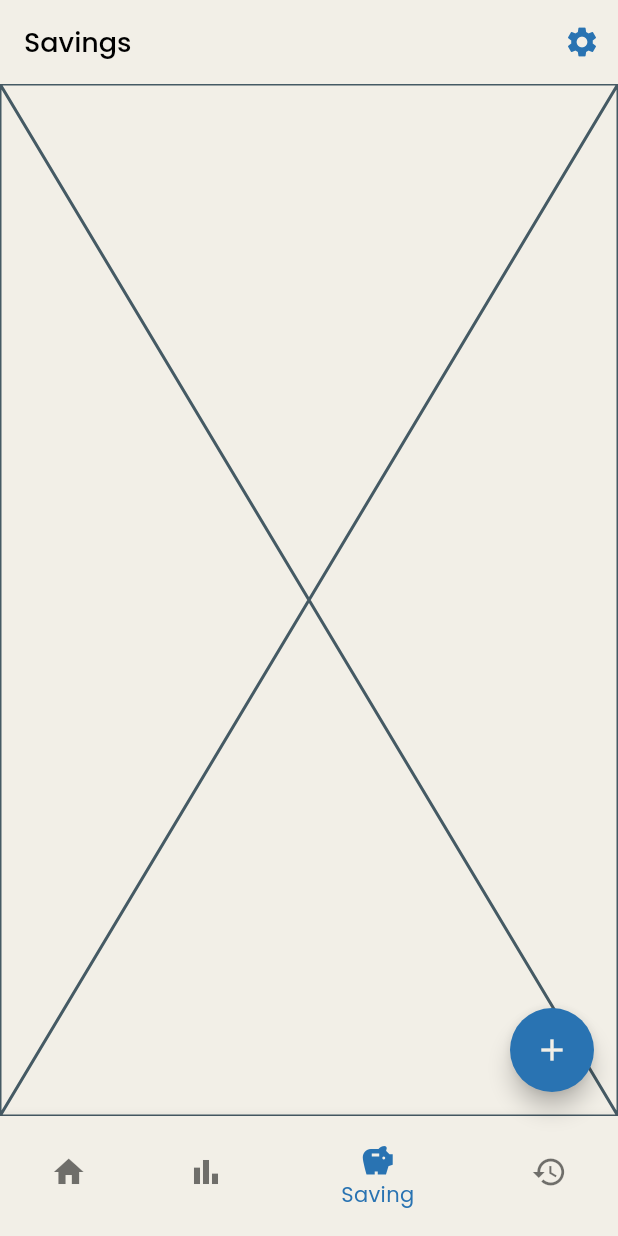
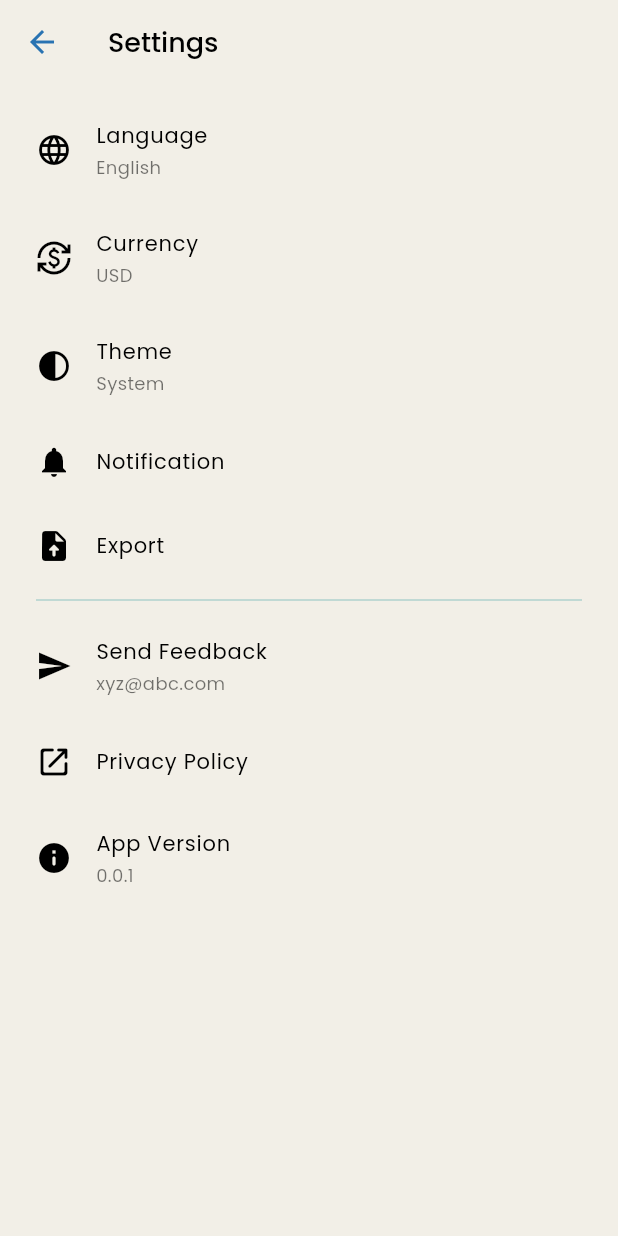
Before and after one commit to tcodez-hub/finance_tracker_app, a Flutter app: the screen it shows after launch, item 3 of the bottom bar chosen, after a tap on the "settings" icon, on a phone screen of 412 x 824 dp. Run offline on Flutter 3.47's test engine with Material 3 defaults, Android fonts, the phone set to English and light mode, and no system bars; our stand-ins replace bloc, flutter_bloc, google_fonts, hive_ce, hive_ce_flutter; accounts and stored records are empty.

Commit message:
Enhance dark theme with segmented button styles and update theme mode to system; improve color contrast and accessibility

```diff
--- /dev/null
+++ b/lib/config/routes.dart
@@ -0,0 +1,17 @@
+import 'package:finance_tracker_app/presentation/screens/main_screen.dart';
+import 'package:finance_tracker_app/presentation/screens/settings_screen.dart';
+import 'package:flutter/material.dart';
+
+class AppRoute {
+  static const String base = "";
+  static const String main = "main";
+  static const String settings = "settings";
+
+  static Map<String, WidgetBuilder> getRoutes() {
+    return {
+      base: (context) => MainScreen(),
+      main: (context) => MainScreen(),
+      settings: (context) => SettingsScreen(),
+    };
+  }
+}
--- a/lib/core/enums.dart
+++ b/lib/core/enums.dart
@@ -1 +1 @@
-enum Calendar{day,week,month,year,custom}
+enum Calendar { day, week, month, year, custom }
--- a/lib/core/theme.dart
+++ b/lib/core/theme.dart
@@ -28,9 +28,15 @@ final ThemeData lightTheme = ThemeData(
   // 🎯 IconButton Theme
   iconButtonTheme: IconButtonThemeData(
     style: ButtonStyle(
-      foregroundColor: WidgetStateProperty.all(Color(0xFF2973B2)), // Primary color
-      backgroundColor: WidgetStateProperty.all(Colors.transparent), // No background
-      overlayColor: WidgetStateProperty.all(Color(0xFF48A6A7)), // Light blue on press
+      foregroundColor: WidgetStateProperty.all(
+        Color(0xFF2973B2),
+      ), // Primary color
+      backgroundColor: WidgetStateProperty.all(
+        Colors.transparent,
+      ), // No background
+      overlayColor: WidgetStateProperty.all(
+        Color(0xFF48A6A7),
+      ), // Light blue on press
     ),
   ),
 
@@ -39,9 +45,15 @@ final ThemeData lightTheme = ThemeData(
       animationDuration: Duration(milliseconds: 10),
       textStyle: WidgetStateProperty.resolveWith((states) {
         if (states.contains(WidgetState.selected)) {
-          return GoogleFonts.poppins(fontSize: 14, color: Color(0xFFF2EFE7)); // Selected state
+          return GoogleFonts.poppins(
+            fontSize: 14,
+            color: Color(0xFFF2EFE7),
+          ); // Selected state
         }
-        return GoogleFonts.poppins(fontSize: 14, color: Colors.black); // Default unselected state
+        return GoogleFonts.poppins(
+          fontSize: 14,
+          color: Colors.black,
+        ); // Default unselected state
       }),
       backgroundColor: WidgetStateProperty.resolveWith((states) {
         if (states.contains(WidgetState.selected)) {
@@ -60,7 +72,7 @@ final ThemeData lightTheme = ThemeData(
       shape: WidgetStateProperty.all(
         RoundedRectangleBorder(borderRadius: BorderRadius.circular(12)),
       ),
-      padding: WidgetStateProperty.all(EdgeInsets.all(4)),
+      padding: WidgetStateProperty.all(EdgeInsets.all(8)),
     ),
   ),
 
@@ -82,7 +94,11 @@ final ThemeData lightTheme = ThemeData(
       color: Colors.black,
     ),
 
-    titleLarge: GoogleFonts.poppins(fontSize: 18, fontWeight: FontWeight.w500, color: Colors.black),
+    titleLarge: GoogleFonts.poppins(
+      fontSize: 18,
+      fontWeight: FontWeight.w500,
+      color: Colors.black,
+    ),
     titleMedium: GoogleFonts.poppins(
       fontSize: 16,
       fontWeight: FontWeight.w500,
@@ -96,36 +112,91 @@ final ThemeData lightTheme = ThemeData(
     labelLarge: GoogleFonts.poppins(fontSize: 28, color: Color(0xFFF2EFE7)),
     labelSmall: GoogleFonts.poppins(fontSize: 14, color: Color(0xFFF2EFE7)),
   ),
+  dividerTheme: DividerThemeData(
+    color: Color(0xFF48A6A7).withAlpha(100),
+    indent: 16,
+    endIndent: 16,
+  ),
 );
 
 final ThemeData darkTheme = ThemeData(
   brightness: Brightness.dark,
 
   colorScheme: ColorScheme.dark(
-    primary: Color(0xFF9ACBD0), // Light Teal
+    primary: Color(0xFF9ACBD0), // Light Teal for accents
     onPrimary: Colors.black,
-    primaryContainer: Color(0xFF2973B2), // Deep Blue
+    primaryContainer: Color(0xFF2973B2), // Deep Blue for contrast
     onPrimaryContainer: Colors.white,
 
-    secondary: Color(0xFF48A6A7), // Teal
+    secondary: Color(0xFF48A6A7), // Teal remains for consistency
     onSecondary: Colors.black,
     secondaryContainer: Color(0xFF2973B2),
     onSecondaryContainer: Colors.white,
 
-    surface: Color(0xFF121212), // Dark Gray
-    onSurface: Color(0xFFF2EFE7), // Off-White for readability
+    surface: Color(0xFF121212), // Dark background
+    onSurface: Colors.white,
+    surfaceContainer: Color(0xFF1E1E1E), // Slightly lighter dark for depth
   ),
 
-  // 🎯 IconButton Theme
+  floatingActionButtonTheme: FloatingActionButtonThemeData(
+    foregroundColor: Color(0xFF121212),
+    backgroundColor: Color(0xFF9ACBD0),
+    shape: CircleBorder(),
+  ),
+
+  // 🎯 IconButton Theme (Dark Mode)
   iconButtonTheme: IconButtonThemeData(
     style: ButtonStyle(
-      foregroundColor: WidgetStateProperty.all(Color(0xFF9ACBD0)), // Light Teal
-      backgroundColor: WidgetStateProperty.all(Colors.transparent),
-      overlayColor: WidgetStateProperty.all(Color(0x809ACBD0)), // Light teal on press
+      foregroundColor: WidgetStateProperty.all(
+        Color(0xFF9ACBD0),
+      ), // Light Teal for visibility
+      backgroundColor: WidgetStateProperty.all(
+        Colors.transparent,
+      ), // No background
+      overlayColor: WidgetStateProperty.all(
+        Color(0xFF48A6A7),
+      ), // Soft Teal on press
     ),
   ),
 
-  // ✏️ Text Theme
+  // 🔳 Segmented Button Theme
+  segmentedButtonTheme: SegmentedButtonThemeData(
+    style: ButtonStyle(
+      animationDuration: Duration(milliseconds: 10),
+      textStyle: WidgetStateProperty.resolveWith((states) {
+        if (states.contains(WidgetState.selected)) {
+          return GoogleFonts.poppins(
+            fontSize: 14,
+            color: Color(0xFF121212),
+          ); // Dark background for contrast
+        }
+        return GoogleFonts.poppins(
+          fontSize: 14,
+          color: Colors.white,
+        ); // Default light text
+      }),
+      backgroundColor: WidgetStateProperty.resolveWith((states) {
+        if (states.contains(WidgetState.selected)) {
+          return Color(0xFF9ACBD0); // Light Teal for selection
+        }
+        return Color(0xFF1E1E1E); // Dark background
+      }),
+      foregroundColor: WidgetStateProperty.resolveWith((states) {
+        if (states.contains(WidgetState.selected)) {
+          return Color(0xFF121212); // Dark mode contrast
+        }
+        return Colors.white; // Unselected text color
+      }),
+      tapTargetSize: MaterialTapTargetSize.shrinkWrap,
+      side: WidgetStateProperty.all(BorderSide(style: BorderStyle.none)),
+      shape: WidgetStateProperty.all(
+        RoundedRectangleBorder(borderRadius: BorderRadius.circular(12)),
+      ),
+      padding: WidgetStateProperty.all(EdgeInsets.all(8)),
+    ),
+  ),
+
+  // ✏️ Text Theme (Same font sizes as Light Theme)
   textTheme: TextTheme(
     displayLarge: GoogleFonts.poppins(
       fontSize: 32,
@@ -143,7 +214,11 @@ final ThemeData darkTheme = ThemeData(
       color: Colors.white,
     ),
 
-    titleLarge: GoogleFonts.poppins(fontSize: 18, fontWeight: FontWeight.w500, color: Colors.white),
+    titleLarge: GoogleFonts.poppins(
+      fontSize: 18,
+      fontWeight: FontWeight.w500,
+      color: Colors.white,
+    ),
     titleMedium: GoogleFonts.poppins(
       fontSize: 16,
       fontWeight: FontWeight.w500,
@@ -152,5 +227,14 @@ final ThemeData darkTheme = ThemeData(
 
     bodyLarge: GoogleFonts.poppins(fontSize: 14, color: Colors.white),
     bodyMedium: GoogleFonts.poppins(fontSize: 12, color: Colors.white70),
+
+    labelMedium: GoogleFonts.poppins(fontSize: 18, color: Color(0xFF9ACBD0)),
+    labelLarge: GoogleFonts.poppins(fontSize: 28, color: Color(0xFF9ACBD0)),
+    labelSmall: GoogleFonts.poppins(fontSize: 14, color: Color(0xFF9ACBD0)),
+  ),
+  dividerTheme: DividerThemeData(
+    color: Color(0xFF48A6A7).withAlpha(100),
+    indent: 16,
+    endIndent: 16,
   ),
 );
--- a/lib/main.dart
+++ b/lib/main.dart
@@ -1,12 +1,36 @@
-import 'package:finance_tracker_app/app.dart';
+import 'dart:io';
+
+import 'package:finance_tracker_app/config/routes.dart';
+import 'package:finance_tracker_app/hive/hive_registrar.g.dart';
+import 'package:finance_tracker_app/models/transaction_model.dart';
+import 'package:finance_tracker_app/presentation/screens/main_screen.dart';
 import 'package:finance_tracker_app/statemanagement/cubit/navigation_cubit.dart';
+import 'package:finance_tracker_app/statemanagement/cubit/transaction_cubit.dart';
 import 'package:flutter/material.dart';
 import 'package:flutter_bloc/flutter_bloc.dart';
+import 'package:hive_ce/hive.dart';
+import 'package:hive_ce_flutter/hive_flutter.dart';
 
 import 'core/theme.dart';
 
-void main() {
-  runApp(BlocProvider(create: (_) => NavigationCubit(), child: MainApp()));
+void main() async {
+  WidgetsFlutterBinding.ensureInitialized();
+  Hive
+    ..init(Directory.current.path)
+    ..registerAdapters();
+
+  final transactionBox = await Hive.openBox<Transaction>('transactions');
+  runApp(
+    MultiBlocProvider(
+      providers: [
+        BlocProvider(create: (_) => NavigationCubit()),
+        BlocProvider(
+          create: (_) => TransactionCubit(transactionBox),
+        ), // Add TransactionCubit here
+      ],
+      child: MainApp(),
+    ),
+  );
 }
 
 class MainApp extends StatelessWidget {
@@ -18,8 +42,10 @@ class MainApp extends StatelessWidget {
       debugShowCheckedModeBanner: false,
       theme: lightTheme,
       darkTheme: darkTheme,
-      themeMode: ThemeMode.light,
-      home: App(),
+      themeMode: ThemeMode.system,
+      routes: AppRoute.getRoutes(),
+      initialRoute: AppRoute.main,
+      home: MainScreen(),
     );
   }
 }
--- a/lib/app.dart
+++ b/lib/presentation/screens/main_screen.dart
@@ -1,14 +1,15 @@
+import 'package:finance_tracker_app/config/routes.dart';
 import 'package:finance_tracker_app/presentation/screens/home_screen.dart';
 import 'package:flutter/material.dart';
 import 'package:flutter_bloc/flutter_bloc.dart';
 
-import 'presentation/screens/analytics_screen.dart';
-import 'presentation/screens/saving_screen.dart';
-import 'presentation/screens/transaction_history_screen.dart';
-import 'statemanagement/cubit/navigation_cubit.dart';
+import 'analytics_screen.dart';
+import 'saving_screen.dart';
+import 'transaction_history_screen.dart';
+import '../../statemanagement/cubit/navigation_cubit.dart';
 
-class App extends StatelessWidget {
-  App({super.key});
+class MainScreen extends StatelessWidget {
+  MainScreen({super.key});
 
   final List<Widget> _screens = [
     HomeScreen(),
@@ -27,7 +28,12 @@ class App extends StatelessWidget {
             return Text(_screennames[currentIndex]);
           },
         ),
-        actions: [IconButton(onPressed: () {}, icon: Icon(Icons.settings))],
+        actions: [
+          IconButton(
+            onPressed: () => Navigator.pushNamed(context, AppRoute.settings),
+            icon: Icon(Icons.settings),
+          ),
+        ],
       ),
       floatingActionButton: FloatingActionButton(onPressed: () {}, child: Icon(Icons.add)),
       floatingActionButtonLocation: FloatingActionButtonLocation.endFloat,
--- /dev/null
+++ b/lib/presentation/screens/settings_screen.dart
@@ -0,0 +1,68 @@
+import 'package:flutter/material.dart';
+
+class SettingsScreen extends StatelessWidget {
+  const SettingsScreen({super.key});
+
+  @override
+  Widget build(BuildContext context) {
+    return Scaffold(
+      appBar: AppBar(title: Text("Settings")),
+      body: ListView(
+        padding: EdgeInsets.symmetric(vertical: 8, horizontal: 8),
+        children: [
+          ListTile(
+            leading: Icon(Icons.language_rounded),
+            title: Text("Language"),
+            titleTextStyle: TextTheme.of(context).bodyLarge,
+            subtitle: Text("English"),
+            subtitleTextStyle: TextTheme.of(context).bodyMedium,
+          ),
+          ListTile(
+            leading: Icon(Icons.currency_exchange),
+            title: Text("Currency"),
+            titleTextStyle: TextTheme.of(context).bodyLarge,
+            subtitle: Text("USD"),
+            subtitleTextStyle: TextTheme.of(context).bodyMedium,
+          ),
+          ListTile(
+            leading: Icon(Icons.contrast_rounded),
+            title: Text("Theme"),
+            titleTextStyle: TextTheme.of(context).bodyLarge,
+            subtitle: Text("System"),
+            subtitleTextStyle: TextTheme.of(context).bodyMedium,
+          ),
+          ListTile(
+            leading: Icon(Icons.notifications),
+            title: Text("Notification"),
+            titleTextStyle: TextTheme.of(context).bodyLarge,
+          ),
+          ListTile(
+            leading: Icon(Icons.upload_file_rounded),
+            title: Text("Export"),
+            titleTextStyle: TextTheme.of(context).bodyLarge,
+          ),
+          Divider(),
+          ListTile(
+            leading: Icon(Icons.send),
+            title: Text("Send Feedback"),
+            titleTextStyle: TextTheme.of(context).bodyLarge,
+            subtitle: Text("xyz@abc.com"),
+            subtitleTextStyle: TextTheme.of(context).bodyMedium,
+          ),
+          ListTile(
+            leading: Icon(Icons.open_in_new_rounded),
+            title: Text("Privacy Policy"),
+            titleTextStyle: TextTheme.of(context).bodyLarge,
+          ),
+          ListTile(
+            leading: Icon(Icons.info_rounded),
+            title: Text("App Version"),
+            titleTextStyle: TextTheme.of(context).bodyLarge,
+            subtitle: Text("0.0.1"),
+            subtitleTextStyle: TextTheme.of(context).bodyMedium,
+          ),
+        ],
+      ),
+    );
+  }
+}
--- a/pubspec.yaml
+++ b/pubspec.yaml
@@ -1,6 +1,6 @@
 name: finance_tracker_app
 description: "A new Flutter project."
-publish_to: 'none'
+publish_to: "none"
 version: 0.1.0
 
 environment:
@@ -13,11 +13,13 @@ dependencies:
   google_fonts: ^6.2.1
   hive_ce: ^2.10.1
   hive_ce_flutter: ^2.2.0
+  package_info_plus: ^8.2.1
 
 dev_dependencies:
   flutter_test:
     sdk: flutter
   flutter_lints: ^5.0.0
+  build_runner: ^2.4.15
   hive_ce_generator: ^1.8.2
 
 flutter:
```
Also changed, not shown: lib/hive/hive_adapters.dart (added, +9 -0 lines), lib/hive/hive_adapters.g.yaml (added, +21 -0 lines), lib/models/category_model.dart (added, +15 -0 lines), lib/models/expense_category_model.dart (added, +31 -0 lines), lib/models/income_category_model.dart (added, +25 -0 lines), lib/models/transaction_model.dart (added, +24 -0 lines), lib/presentation/screens/transaction_screen.dart (added, +10 -0 lines), lib/statemanagement/cubit/transaction_cubit.dart (added, +44 -0 lines), lib/statemanagement/cubit/transaction_state.dart (added, +11 -0 lines), lib/hive/hive_adapters.g.dart (added), lib/hive/hive_registrar.g.dart (added), pubspec.lock, 1 other file.
